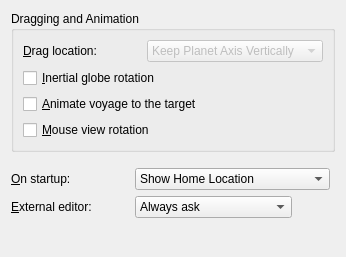
The window that core/utilities/geolocation/marble/settings/MarbleNavigationSettingsWidget.ui (RPhay/MyDigikam) describes before a commit, drawn with Qt 5.
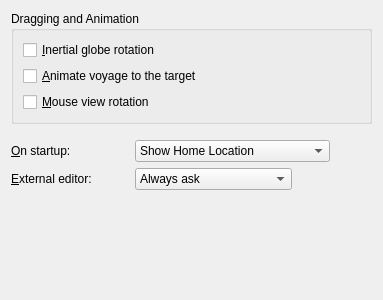
The same window after the commit.

What changed in the file:
```diff
--- a/core/utilities/geolocation/marble/settings/MarbleNavigationSettingsWidget.ui
+++ b/core/utilities/geolocation/marble/settings/MarbleNavigationSettingsWidget.ui
@@ -6,8 +6,8 @@
    <rect>
     <x>0</x>
     <y>0</y>
-    <width>333</width>
-    <height>257</height>
+    <width>383</width>
+    <height>300</height>
    </rect>
   </property>
   <layout class="QVBoxLayout" name="verticalLayout_2">
@@ -18,54 +18,7 @@
      </property>
      <layout class="QVBoxLayout" name="verticalLayout">
       <item>
-       <layout class="QHBoxLayout" name="horizontalLayout">
-        <item>
-         <widget class="QLabel" name="label_dragLocation">
-          <property name="sizePolicy">
-           <sizepolicy hsizetype="Maximum" vsizetype="Preferred">
-            <horstretch>0</horstretch>
-            <verstretch>0</verstretch>
-           </sizepolicy>
-          </property>
-          <property name="minimumSize">
-           <size>
-            <width>118</width>
-            <height>0</height>
-           </size>
-          </property>
-          <property name="text">
-           <string>&amp;Drag location:</string>
-          </property>
-          <property name="buddy">
-           <cstring>kcfg_dragLocation</cstring>
-          </property>
-         </widget>
-        </item>
-        <item>
-         <widget class="QComboBox" name="kcfg_dragLocation">
-          <property name="enabled">
-           <bool>false</bool>
-          </property>
-          <property name="toolTip">
-           <string>&lt;html&gt;&lt;head&gt;&lt;meta name=&quot;qrichtext&quot; content=&quot;1&quot; /&gt;&lt;style type=&quot;text/css&quot;&gt;
-p, li { white-space: pre-wrap; }
-&lt;/style&gt;&lt;/head&gt;&lt;body style=&quot; font-family:'Sans Serif'; font-size:9pt; font-weight:400; font-style:normal;&quot;&gt;
-&lt;p style=&quot; margin-top:0px; margin-bottom:0px; margin-left:0px; margin-right:0px; -qt-block-indent:0; text-indent:0px;&quot;&gt;While dragging the mouse there are two standard behaviours when dealing with a virtual globe:&lt;/p&gt;
-&lt;p style=&quot; margin-top:0px; margin-bottom:0px; margin-left:0px; margin-right:0px; -qt-block-indent:0; text-indent:0px;&quot;&gt;The location below mouse pointer will follow the cursor exactly: As a result e.g. the north pole will not stay at the top which can lead to confusion. By default Marble makes sure that north is always up which results in a dragging behaviour where the location below the mouse pointer slightly &quot;detaches&quot; from the cursor. &lt;/p&gt;&lt;/body&gt;&lt;/html&gt;</string>
-          </property>
-          <item>
-           <property name="text">
-            <string>Keep Planet Axis Vertically</string>
-           </property>
-          </item>
-          <item>
-           <property name="text">
-            <string>Follow Mouse Pointer</string>
-           </property>
-          </item>
-         </widget>
-        </item>
-       </layout>
+       <layout class="QHBoxLayout" name="horizontalLayout"/>
       </item>
       <item>
        <widget class="QCheckBox" name="kcfg_inertialEarthRotation">
```
